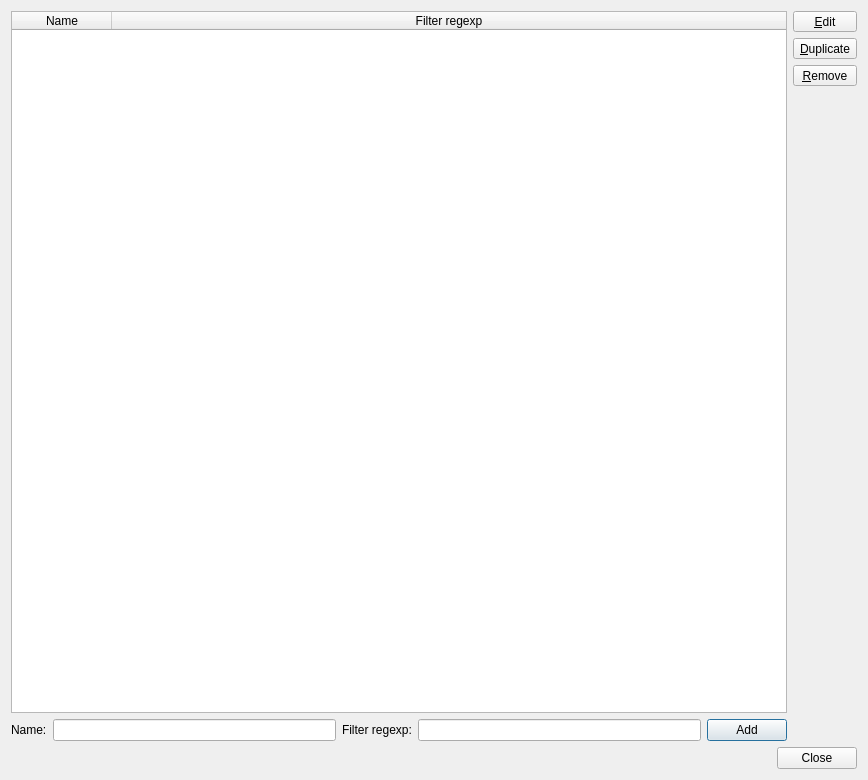
First picture: the form in Viewer/src/TextFilterHandlerDialog.ui, repository ecmwf/ecflow, before the edit.
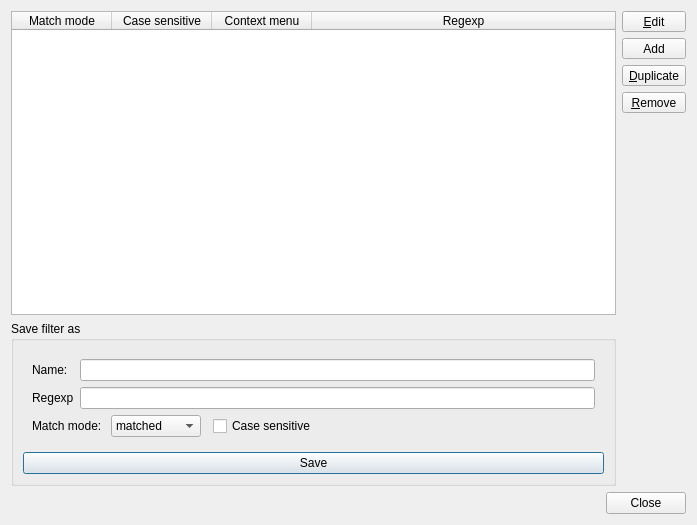
Second picture: the form after the edit. Icons and pictures are not drawn.

Commit message: ecFlowUI: add regexp based line filter to text viewer in Output panel ECFLOW-1169

The edit to the form file:
```diff
--- a/Viewer/src/TextFilterHandlerDialog.ui
+++ b/Viewer/src/TextFilterHandlerDialog.ui
@@ -6,8 +6,8 @@
    <rect>
     <x>0</x>
     <y>0</y>
-    <width>868</width>
-    <height>780</height>
+    <width>697</width>
+    <height>525</height>
    </rect>
   </property>
   <property name="windowTitle">
@@ -23,8 +23,20 @@
          <property name="contextMenuPolicy">
           <enum>Qt::ActionsContextMenu</enum>
          </property>
+         <property name="editTriggers">
+          <set>QAbstractItemView::NoEditTriggers</set>
+         </property>
+         <property name="alternatingRowColors">
+          <bool>true</bool>
+         </property>
+         <property name="selectionMode">
+          <enum>QAbstractItemView::SingleSelection</enum>
+         </property>
+         <property name="selectionBehavior">
+          <enum>QAbstractItemView::SelectRows</enum>
+         </property>
          <property name="columnCount">
-          <number>2</number>
+          <number>4</number>
          </property>
          <attribute name="horizontalHeaderStretchLastSection">
           <bool>true</bool>
@@ -37,50 +49,139 @@
          </attribute>
          <column>
           <property name="text">
-           <string>Name</string>
+           <string>Match mode</string>
           </property>
          </column>
          <column>
           <property name="text">
-           <string>Filter regexp</string>
+           <string>Case sensitive</string>
           </property>
          </column>
+         <column>
+          <property name="text">
+           <string>Context menu</string>
+          </property>
+         </column>
+         <column>
+          <property name="text">
+           <string>Regexp</string>
+          </property>
+         </column>
         </widget>
        </item>
        <item>
-        <layout class="QVBoxLayout" name="verticalLayout_2">
-         <item>
-          <layout class="QHBoxLayout" name="horizontalLayout">
-           <item>
-            <widget class="QLabel" name="label">
-             <property name="text">
-              <string>Name:</string>
-             </property>
-            </widget>
-           </item>
-           <item>
-            <widget class="QLineEdit" name="addNameLe_"/>
-           </item>
-           <item>
-            <widget class="QLabel" name="label_2">
-             <property name="text">
-              <string>Filter regexp:</string>
-             </property>
-            </widget>
-           </item>
-           <item>
-            <widget class="QLineEdit" name="addFilterLe_"/>
-           </item>
-           <item>
-            <widget class="QPushButton" name="addPb_">
-             <property name="text">
-              <string>Add</string>
-             </property>
-            </widget>
-           </item>
-          </layout>
-         </item>
-        </layout>
+        <widget class="QGroupBox" name="saveAsGb_">
+         <property name="title">
+          <string>Save filter as</string>
+         </property>
+         <layout class="QVBoxLayout" name="verticalLayout_5">
+          <item>
+           <widget class="QWidget" name="widget" native="true">
+            <layout class="QVBoxLayout" name="verticalLayout_2">
+             <item>
+              <layout class="QGridLayout" name="gridLayout">
+               <item row="0" column="0">
+                <widget class="QLabel" name="label_3">
+                 <property name="text">
+                  <string>Name:</string>
+                 </property>
+                </widget>
+               </item>
+               <item row="1" column="0">
+                <widget class="QLabel" name="label_4">
+                 <property name="text">
+                  <string>Regexp</string>
+                 </property>
+                </widget>
+               </item>
+               <item row="1" column="1">
+                <widget class="QLineEdit" name="addFilterLe_"/>
+               </item>
+               <item row="0" column="1">
+                <widget class="QLineEdit" name="addNameLe_"/>
+               </item>
+              </layout>
+             </item>
+             <item>
+              <layout class="QHBoxLayout" name="horizontalLayout">
+               <item>
+                <widget class="QLabel" name="label">
+                 <property name="text">
+                  <string>Match mode: </string>
+                 </property>
+                </widget>
+               </item>
+               <item>
+                <widget class="QComboBox" name="addMatchedCb_">
+                 <item>
+                  <property name="text">
+                   <string>matched</string>
+                  </property>
+                 </item>
+                 <item>
+                  <property name="text">
+                   <string>unmatched</string>
+                  </property>
+                 </item>
+                </widget>
+               </item>
+               <item>
+                <spacer name="horizontalSpacer_2">
+                 <property name="orientation">
+                  <enum>Qt::Horizontal</enum>
+                 </property>
+                 <property name="sizeType">
+                  <enum>QSizePolicy::Fixed</enum>
+                 </property>
+                 <property name="sizeHint" stdset="0">
+                  <size>
+                   <width>6</width>
+                   <height>20</height>
+                  </size>
+                 </property>
+                </spacer>
+               </item>
+               <item>
+                <widget class="QCheckBox" name="addCaseCb_">
+                 <property name="text">
+                  <string>Case sensitive</string>
+                 </property>
+                </widget>
+               </item>
+               <item>
+                <spacer name="horizontalSpacer">
+                 <property name="orientation">
+                  <enum>Qt::Horizontal</enum>
+                 </property>
+                 <property name="sizeHint" stdset="0">
+                  <size>
+                   <width>40</width>
+                   <height>20</height>
+                  </size>
+                 </property>
+                </spacer>
+               </item>
+              </layout>
+             </item>
+            </layout>
+           </widget>
+          </item>
+          <item>
+           <widget class="QPushButton" name="saveAsPb_">
+            <property name="text">
+             <string>Save</string>
+            </property>
+            <property name="icon">
+             <iconset resource="viewer.qrc">
+              <normaloff>:/viewer/filesaveas.svg</normaloff>:/viewer/filesaveas.svg</iconset>
+            </property>
+           </widget>
+          </item>
+         </layout>
+        </widget>
+       </item>
+       <item>
+        <layout class="QHBoxLayout" name="horizontalLayout_3"/>
        </item>
       </layout>
      </item>
@@ -97,10 +198,29 @@
          <property name="text">
           <string>&amp;Edit</string>
          </property>
+         <property name="toolButtonStyle">
+          <enum>Qt::ToolButtonTextBesideIcon</enum>
+         </property>
         </widget>
        </item>
        <item>
-        <widget class="QToolButton" name="duplicatePb_">
+        <widget class="QToolButton" name="addTb_">
+         <property name="sizePolicy">
+          <sizepolicy hsizetype="Preferred" vsizetype="Fixed">
+           <horstretch>0</horstretch>
+           <verstretch>0</verstretch>
+          </sizepolicy>
+         </property>
+         <property name="text">
+          <string>Add</string>
+         </property>
+         <property name="toolButtonStyle">
+          <enum>Qt::ToolButtonTextBesideIcon</enum>
+         </property>
+        </widget>
+       </item>
+       <item>
+        <widget class="QToolButton" name="duplicateTb_">
          <property name="sizePolicy">
           <sizepolicy hsizetype="Preferred" vsizetype="Fixed">
            <horstretch>0</horstretch>
@@ -123,6 +243,9 @@
          <property name="text">
           <string>&amp;Remove</string>
          </property>
+         <property name="toolButtonStyle">
+          <enum>Qt::ToolButtonTextBesideIcon</enum>
+         </property>
         </widget>
        </item>
        <item>
```
Left out of the diff: 31 changed lines with no effect on the pictures. The commit also changes 20 other files.
